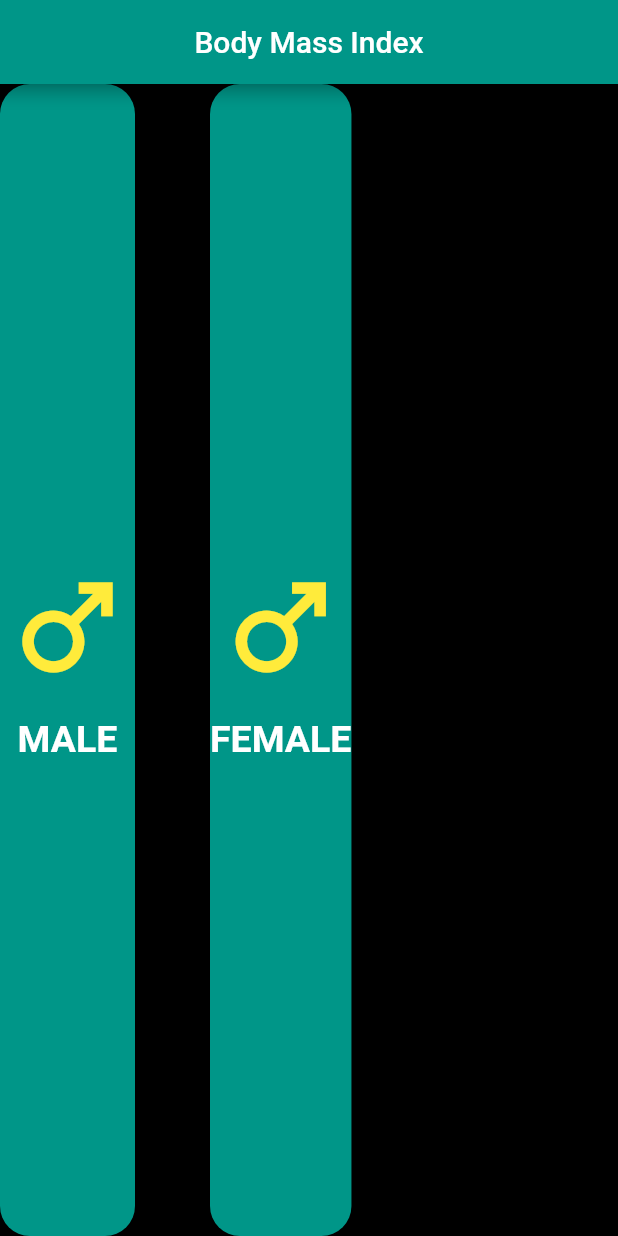
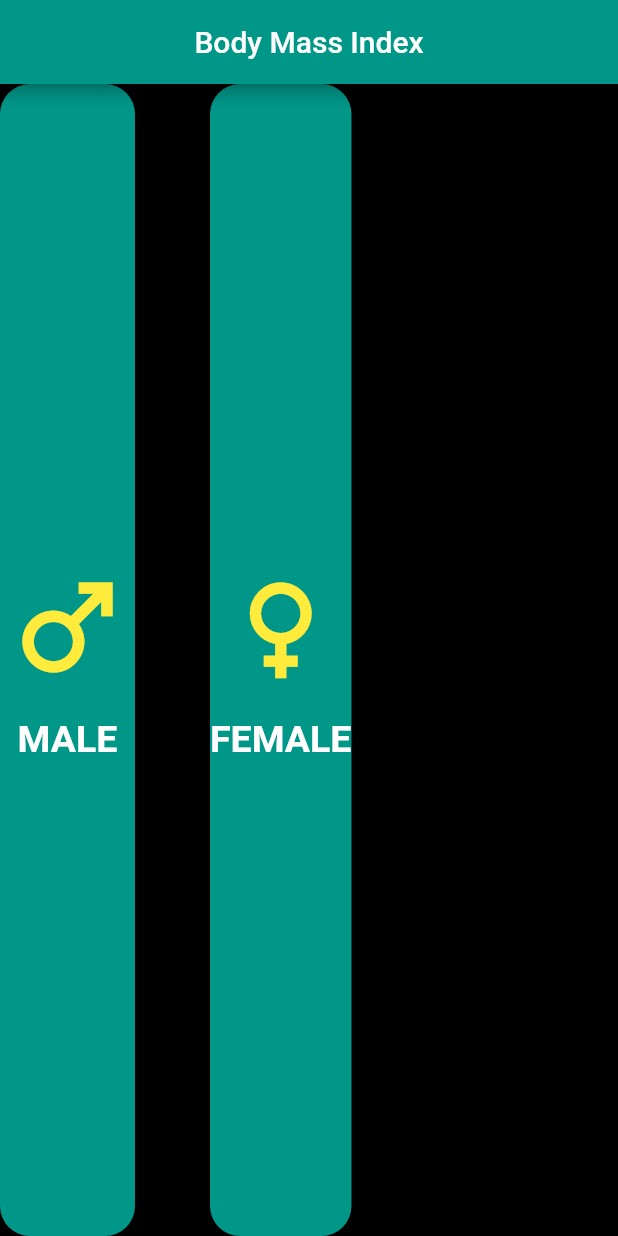
Before and after one commit to Devsaci/bmifoulaihapp, a Flutter app: the screen it shows after launch, on a phone screen of 412 x 824 dp. Run offline on Flutter 3.47's test engine with Material 2 defaults, Android fonts, the phone set to English and light mode, and no system bars.

Commit message:
isMale = (type == 'male')? true :false);

```diff
--- a/lib/home.dart
+++ b/lib/home.dart
@@ -40,9 +40,7 @@ class _MyHomePageState extends State<MyHomePage> {
   GestureDetector m1GestureDetector(BuildContext context, String type) {
     return GestureDetector(
       onTap: () {
-        setState(() {
-          isMale = true;
-        });
+        setState(() => isMale = (type == 'male')? true :false);
       },
       child: Expanded(
           child: Container(
@@ -53,9 +51,7 @@ class _MyHomePageState extends State<MyHomePage> {
         child: Column(
           mainAxisAlignment: MainAxisAlignment.center,
           children: [
-            const Icon(
-              Icons.male,
-            ),
+              Icon(type == 'male'? Icons.male : Icons.female,),
             const SizedBox(
               height: 15,
             ),
```
